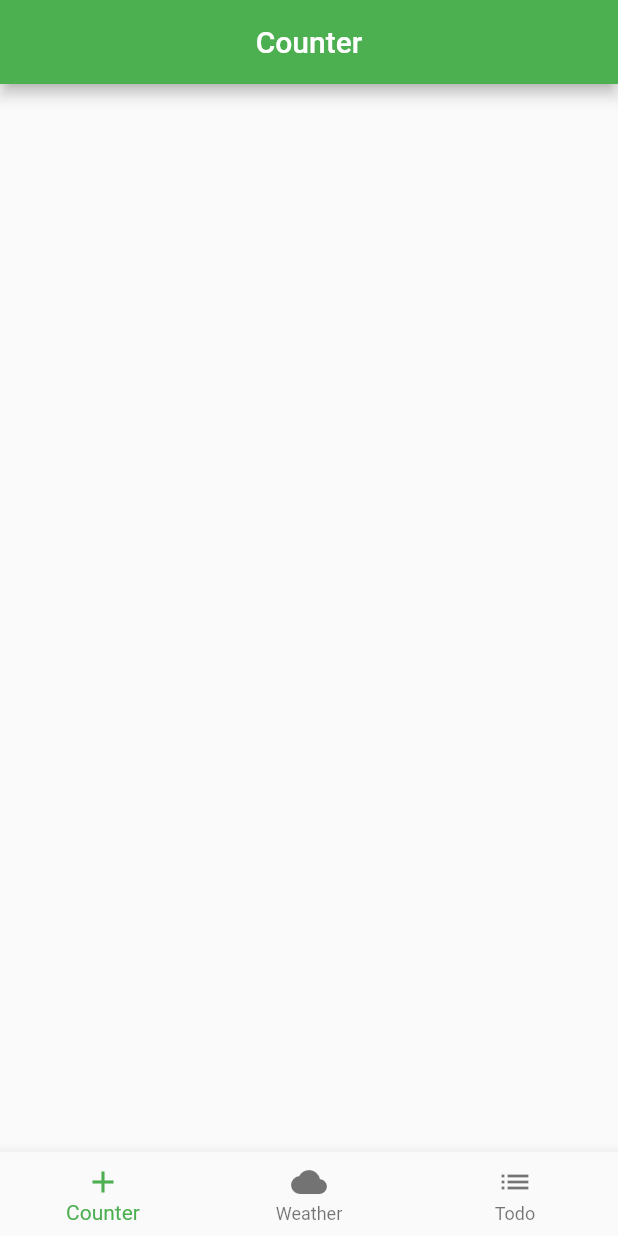
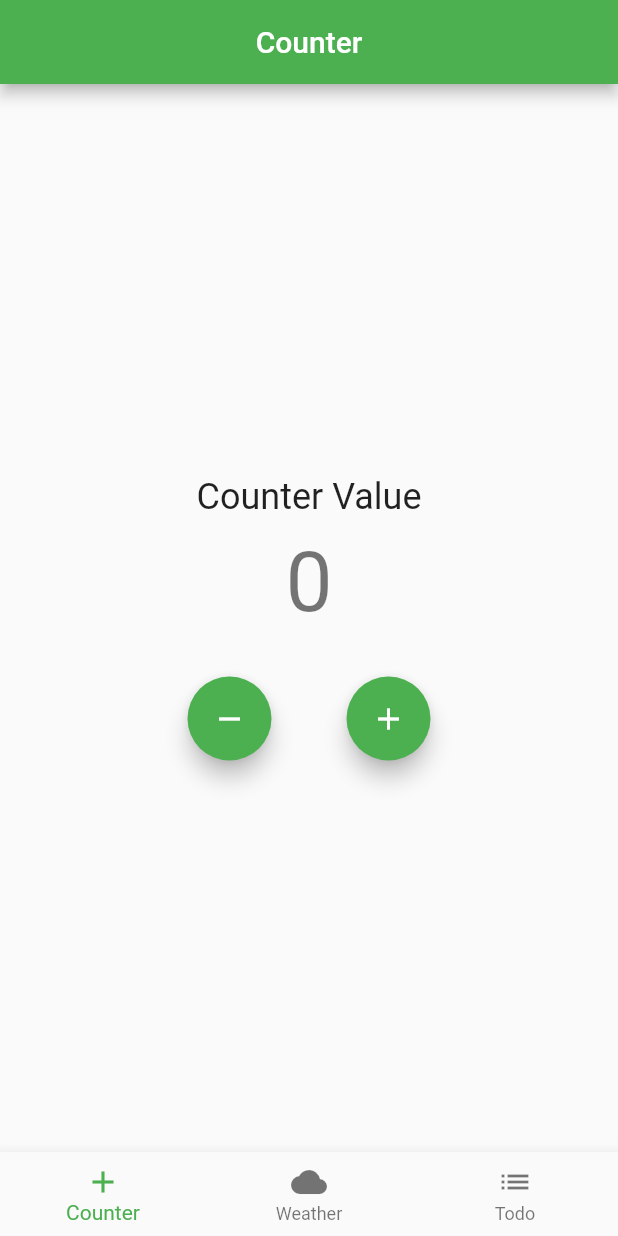
Before and after one commit to absiddik7/flutter_block_pattern, a Flutter app: the screen it shows after launch, on a phone screen of 412 x 824 dp. Run offline on Flutter 3.47's test engine with Material 2 defaults, Android fonts, the phone set to English and light mode, and no system bars; our stand-ins replace bloc, flutter_bloc.

Commit message:
counter cubit added

```diff
--- /dev/null
+++ b/lib/cubit/counter_cubit.dart
@@ -0,0 +1,13 @@
+import 'package:bloc/bloc.dart';
+part 'counter_state.dart';
+
+class CounterCubit extends Cubit<CounterState> {
+  CounterCubit() : super(CounterState(counterValue: 0, wasIncremented: false));
+
+  void increment() => emit(
+      CounterState(counterValue: state.counterValue + 1, wasIncremented: true));
+
+  void decrement() => emit(CounterState(
+    counterValue: state.counterValue -1, wasIncremented: false
+  ));
+}
--- /dev/null
+++ b/lib/cubit/counter_state.dart
@@ -0,0 +1,11 @@
+part of 'counter_cubit.dart';
+
+class CounterState{
+  int counterValue;
+  bool wasIncremented;
+
+  CounterState({
+    required this.counterValue,
+    required this.wasIncremented,
+  });
+}
--- a/lib/main.dart
+++ b/lib/main.dart
@@ -1,5 +1,7 @@
 import 'package:flutter/material.dart';
 import 'package:flutter/services.dart';
+import 'package:flutter_bloc/flutter_bloc.dart';
+import 'package:flutter_bloc_practice/cubit/counter_cubit.dart';
 import 'package:flutter_bloc_practice/home_page.dart';
 
 void main() {
@@ -18,12 +20,15 @@ class MyApp extends StatelessWidget {
 
   @override
   Widget build(BuildContext context) {
-    return MaterialApp(
-      debugShowCheckedModeBanner: false,
-      theme: ThemeData(
-        primarySwatch: Colors.green,
+    return BlocProvider(
+      create: (context) => CounterCubit(),
+      child: MaterialApp(
+        debugShowCheckedModeBanner: false,
+        theme: ThemeData(
+          primarySwatch: Colors.green,
+        ),
+        home: const HomePage(),
       ),
-      home: const HomePage(),
     );
   }
 }
--- a/lib/pages/counter_page.dart
+++ b/lib/pages/counter_page.dart
@@ -1,4 +1,6 @@
 import 'package:flutter/material.dart';
+import 'package:flutter_bloc/flutter_bloc.dart';
+import 'package:flutter_bloc_practice/cubit/counter_cubit.dart';
 
 class CounterPage extends StatefulWidget {
   const CounterPage({super.key});
@@ -15,16 +17,74 @@ class _CounterPageState extends State<CounterPage> {
         centerTitle: true,
         title: const Text('Counter'),
       ),
-      body: Column(
-        children: [
-          Center(
-            child: Container(
-              height: 200,
-              width: 200,
-
-            ),
+      body: BlocListener<CounterCubit, CounterState>(
+        listener: (context, state) {
+          if (state.wasIncremented == true) {
+            ScaffoldMessenger.of(context).showSnackBar(
+              const SnackBar(
+                content: Text('Incremented'),
+                duration: Duration(milliseconds: 300),
+              ),
+            );
+          } else {
+            ScaffoldMessenger.of(context).showSnackBar(
+              const SnackBar(
+                content: Text('Decremented'),
+                duration: Duration(milliseconds: 300),
+              ),
+            );
+          }
+        },
+        child: Center(
+          child: Column(
+            crossAxisAlignment: CrossAxisAlignment.center,
+            mainAxisAlignment: MainAxisAlignment.center,
+            mainAxisSize: MainAxisSize.max,
+            children: [
+              Column(
+                mainAxisAlignment: MainAxisAlignment.center,
+                children: [
+                  const Text(
+                    'Counter Value',
+                    style: TextStyle(
+                      fontSize: 24,
+                    ),
+                  ),
+                  const SizedBox(height: 10),
+                  BlocBuilder<CounterCubit, CounterState>(
+                    builder: (context, state) {
+                      return Text(
+                        state.counterValue.toString(),
+                        style: Theme.of(context).textTheme.headline2,
+                      );
+                    },
+                  ),
+                  const SizedBox(height: 30),
+                  Row(
+                    mainAxisAlignment: MainAxisAlignment.center,
+                    children: [
+                      FloatingActionButton(
+                        onPressed: () {
+                          BlocProvider.of<CounterCubit>(context).decrement();
+                        },
+                        tooltip: 'Decrement',
+                        child: const Icon(Icons.remove),
+                      ),
+                      const SizedBox(width: 50),
+                      FloatingActionButton(
+                        onPressed: () {
+                          BlocProvider.of<CounterCubit>(context).increment();
+                        },
+                        tooltip: 'Increment',
+                        child: const Icon(Icons.add),
+                      ),
+                    ],
+                  ),
+                ],
+              ),
+            ],
           ),
-        ],
+        ),
       ),
     );
   }
--- a/pubspec.yaml
+++ b/pubspec.yaml
@@ -31,11 +31,13 @@ environment:
 dependencies:
   flutter:
     sdk: flutter
+  flutter_bloc: ^8.1.1
 
 
   # The following adds the Cupertino Icons font to your application.
   # Use with the CupertinoIcons class for iOS style icons.
   cupertino_icons: ^1.0.2
+  bloc: ^8.1.0
 
 dev_dependencies:
   flutter_test:
```
Also changed, not shown: pubspec.lock.
